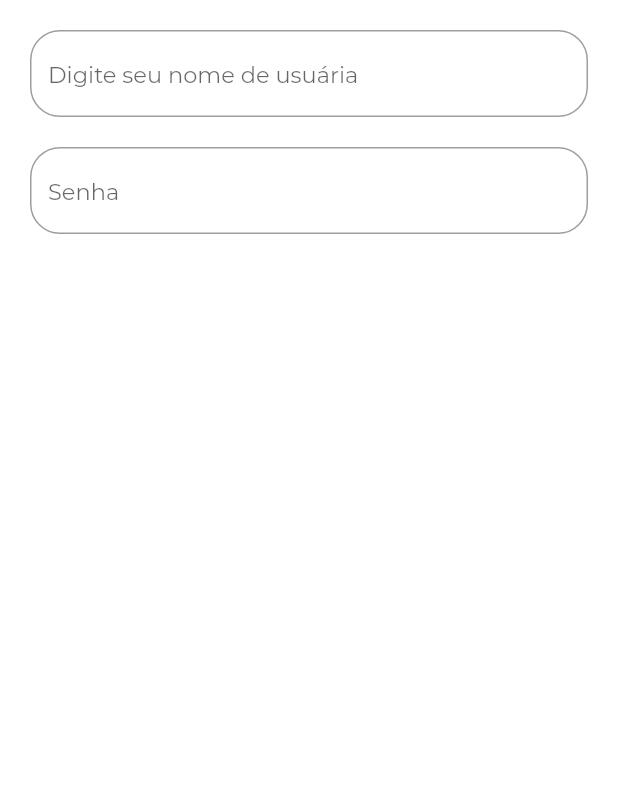
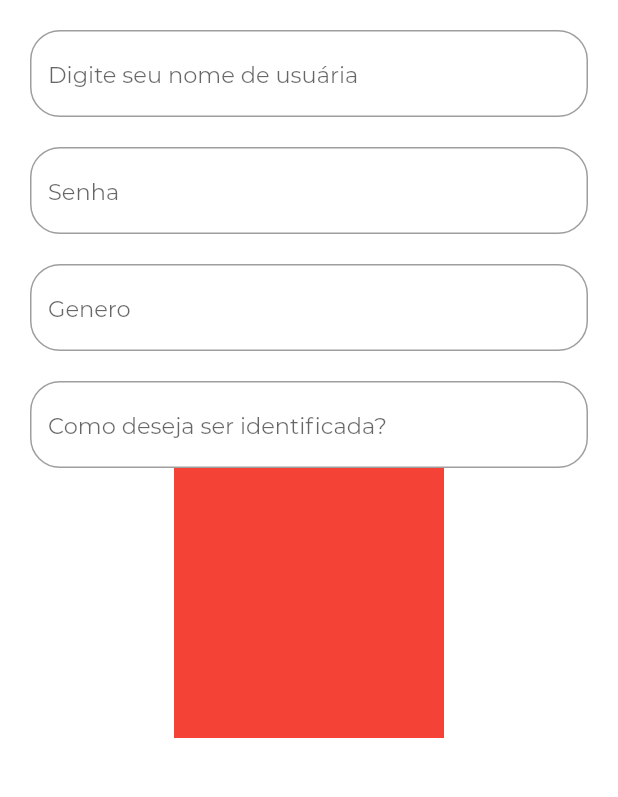
Before and after one commit to Lvght/AplicativoSororidade, a Flutter app: the screen it shows after launch, on a phone screen of 412 x 824 dp, the part 366-1163 px from its top. Run offline on Flutter 3.47's test engine with Material 2 defaults, Android fonts, the phone set to English and light mode, and no system bars; missing offline and left inert: dart:html.

Commit message:
Adicionando dois campos de input

```diff
--- a/lib/frm_login.dart
+++ b/lib/frm_login.dart
@@ -1,3 +1,5 @@
+import 'dart:html';
+
 import "package:flutter/material.dart";
 
 class FrmLgn extends StatefulWidget {
@@ -68,7 +70,43 @@ class _FrmLgnState extends State<FrmLgn> {
                             border: OutlineInputBorder(
                                 borderRadius: BorderRadius.circular(20)),
                             hintText: "Senha"),
-                      )))
+                      ))),
+              //Genero de identificação
+              Padding(
+                  padding: const EdgeInsets.only(top: 20),
+                  child: Material(
+                      color: Colors.transparent,
+                      child: TextField(
+
+                        style: const TextStyle(
+                            fontFamily: "Montserrat", fontSize: 15),
+
+                        decoration: InputDecoration(
+                            border: OutlineInputBorder(
+                                borderRadius: BorderRadius.circular(20)),
+                            hintText: "Genero"),
+                      ))),
+              //Identificação
+              Padding(
+                  padding: const EdgeInsets.only(top: 20),
+                  child: Material(
+                      color: Colors.transparent,
+                      child: TextField(
+                        style: const TextStyle(
+                            fontFamily: "Montserrat", fontSize: 15),
+
+                        decoration: InputDecoration(
+                            border: OutlineInputBorder(
+                                borderRadius: BorderRadius.circular(20)),
+                            hintText: "Como deseja ser identificada?"),
+                      ))),
+
+              Container(
+                top:10,
+                height: 180,
+                width: 180,
+                decoration: new BoxDecoration(color: Colors.red),
+              ),
             ],
           ),
         ));
```
Also changed, not shown: 2 other files.
